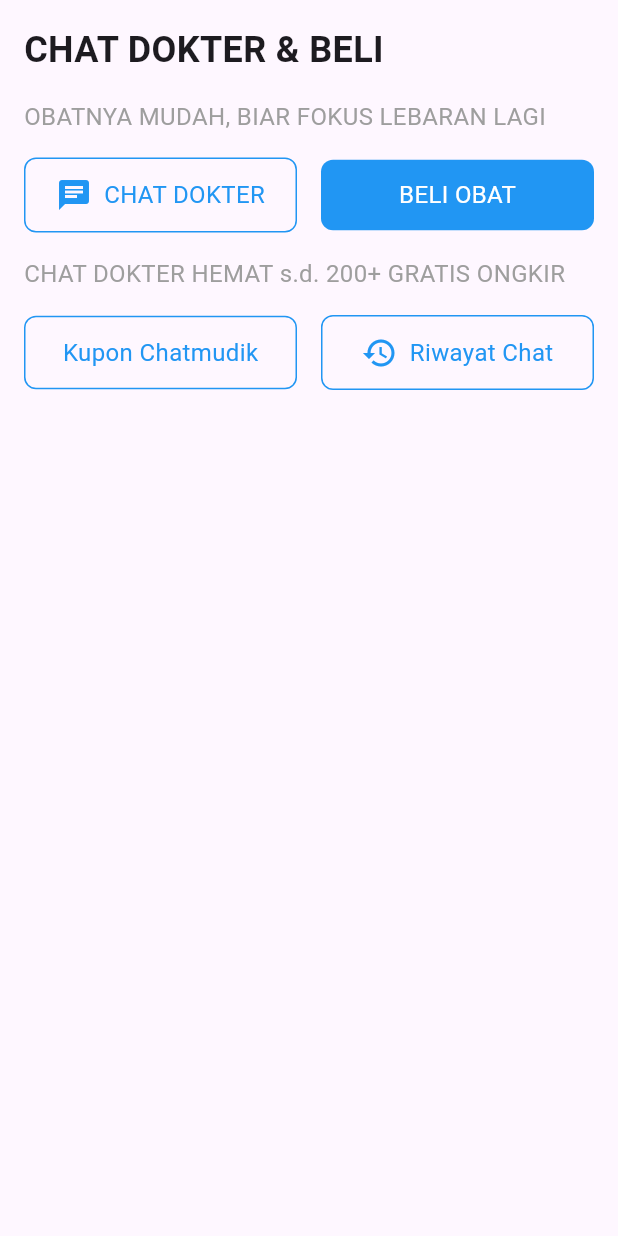
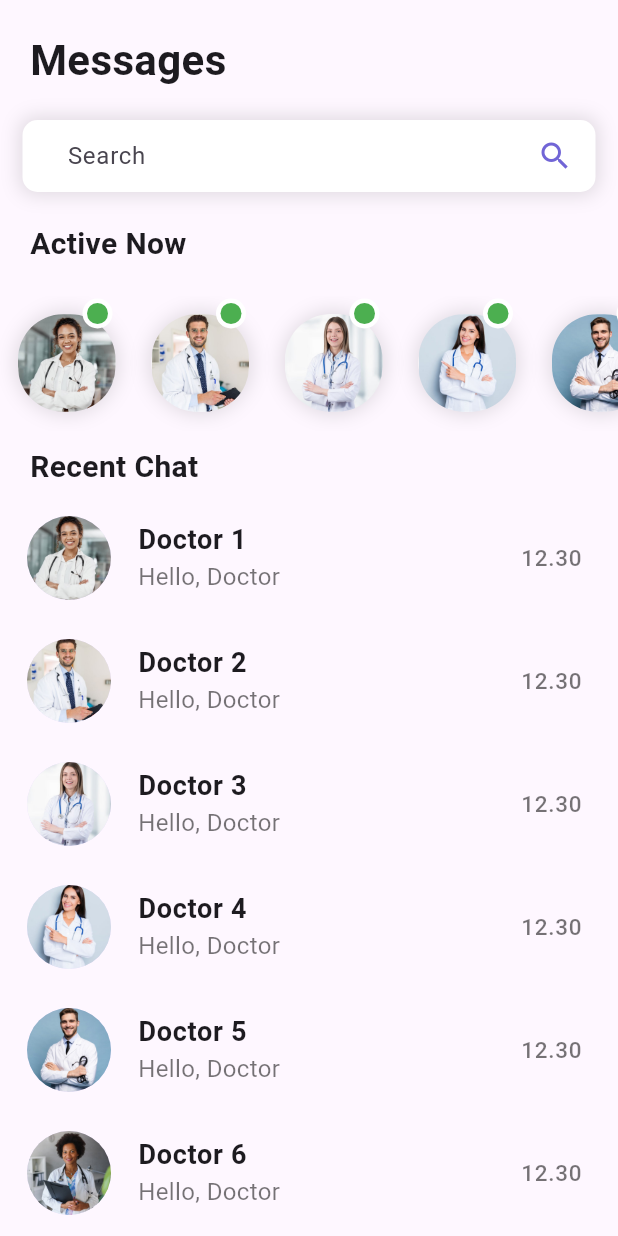
Before and after one commit to FrederickYapiter2411/Clairvoyance--Big-Project, a Flutter app: the ChatPage screen opened directly, on a phone screen of 412 x 824 dp. Run offline on Flutter 3.47's test engine with Material 3 defaults, Android fonts, the phone set to English and light mode, and no system bars; accounts and stored records are empty.

Commit message:
Memodifikasi page chat.dart dan menambahkan page detail_chat.dart pada folder screens

```diff
--- a/lib/screens/chat.dart
+++ b/lib/screens/chat.dart
@@ -1,165 +1,190 @@
 import 'package:flutter/material.dart';
+import 'package:clairvoyant_tubes/screens/detail_chat.dart';
 
 class ChatPage extends StatelessWidget {
+  List imgs = [
+    "doctor1.jpg",
+    "doctor2.jpg",
+    "doctor3.jpg",
+    "doctor4.jpg",
+    "doctor5.jpg",
+    "doctor6.jpg",
+  ];
+
   @override
   Widget build(BuildContext context) {
-    return Padding(
-      padding: const EdgeInsets.all(16.0),
+    return Scaffold(
+      body: SingleChildScrollView(
         child: Column(
           crossAxisAlignment: CrossAxisAlignment.start,
           children: [
-          const Text(
-            'CHAT DOKTER & BELI',
+            const SizedBox(
+              height: 20,
+            ),
+            const Padding(
+              padding: EdgeInsets.symmetric(horizontal: 20),
+              child: Text("Messages",
                   style: TextStyle(
-              fontSize: 24,
+                    fontSize: 28,
                     fontWeight: FontWeight.bold,
+                  )),
+            ),
+            const SizedBox(
+              height: 20,
+            ),
+            Padding(
+              padding: const EdgeInsets.symmetric(horizontal: 15),
+              child: Container(
+                padding: const EdgeInsets.symmetric(horizontal: 15),
+                decoration: BoxDecoration(
+                    color: Colors.white,
+                    borderRadius: BorderRadius.circular(10),
+                    boxShadow: [
+                      BoxShadow(
+                        color: Colors.black12,
+                        blurRadius: 10,
+                        spreadRadius: 2,
+                      )
+                    ]),
+                child: Row(
+                  mainAxisAlignment: MainAxisAlignment.spaceBetween,
+                  children: [
+                    Container(
+                      width: 300,
+                      child: Padding(
+                        padding: const EdgeInsets.symmetric(horizontal: 15),
+                        child: TextFormField(
+                          decoration: const InputDecoration(
+                            hintText: "Search",
+                            border: InputBorder.none,
                           ),
                         ),
-          const SizedBox(height: 16),
-          const Text(
-            'OBATNYA MUDAH, BIAR FOKUS LEBARAN LAGI',
-            style: TextStyle(
-              fontSize: 16,
-              color: Colors.grey,
                       ),
                     ),
-          const SizedBox(height: 16),
-          Row(
-            children: [
-              Expanded(
-                child: InkWell(
-                  onTap: () {
-                    // Add code here to navigate to the chat dokter page.
-                  },
-                  child: Container(
-                    padding: const EdgeInsets.symmetric(vertical: 12),
-                    decoration: BoxDecoration(
-                      borderRadius: BorderRadius.circular(8),
-                      border: Border.all(color: Colors.blue),
-                    ),
-                    child: const Row(
-                      mainAxisAlignment: MainAxisAlignment.center,
-                      children: [
-                        Icon(
-                          Icons.chat,
-                          size: 24,
-                          color: Colors.blue,
-                        ),
-                        SizedBox(width: 8),
-                        Text(
-                          'CHAT DOKTER',
-                          style: TextStyle(
-                            fontSize: 16,
-                            color: Colors.blue,
-                          ),
-                        ),
+                    const Icon(Icons.search, color: Color(0xFF7165D6))
                   ],
                 ),
               ),
             ),
-              ),
-              const SizedBox(width: 16),
-              Expanded(
-                child: InkWell(
-                  onTap: () {
-                    // Add code here to navigate to the beli obat page.
-                  },
-                  child: Container(
-                    padding: const EdgeInsets.symmetric(vertical: 12),
-                    decoration: BoxDecoration(
-                      borderRadius: BorderRadius.circular(8),
-                      color: Colors.blue,
-                    ),
-                    child: const Row(
-                      mainAxisAlignment: MainAxisAlignment.center,
-                      children: [
-                        Text(
-                          'BELI OBAT',
-                          style: TextStyle(
-                            fontSize: 16,
-                            color: Colors.white,
+            const SizedBox(height: 20),
+            const Padding(
+              padding: EdgeInsets.symmetric(horizontal: 20),
+              child: Text(
+                "Active Now",
+                style: TextStyle(fontSize: 20, fontWeight: FontWeight.bold),
               ),
             ),
-                      ],
+            const SizedBox(height: 20),
+            SizedBox(
+              height: 90,
+              child: ListView.builder(
+                  scrollDirection: Axis.horizontal,
+                  itemCount: 6,
+                  shrinkWrap: true,
+                  itemBuilder: (context, index) {
+                    return Container(
+                      margin: const EdgeInsets.symmetric(horizontal: 12),
+                      width: 65,
+                      height: 65,
+                      decoration: const BoxDecoration(
+                          shape: BoxShape.circle,
+                          color: Colors.white,
+                          boxShadow: [
+                            BoxShadow(
+                              color: Colors.black12,
+                              spreadRadius: 2,
+                              blurRadius: 10,
+                            )
+                          ]),
+                      child: Stack(
+                        textDirection: TextDirection.rtl,
+                        children: [
+                          Center(
+                            child: Container(
+                              height: 65,
+                              width: 65,
+                              child: ClipRRect(
+                                borderRadius: BorderRadius.circular(30),
+                                child: Image.asset(
+                                  "lib/images/${imgs[index]}",
+                                  fit: BoxFit.cover,
                                 ),
                               ),
                             ),
                           ),
+                          Container(
+                            margin: const EdgeInsets.all(2),
+                            padding: const EdgeInsets.all(3),
+                            height: 20,
+                            width: 20,
+                            decoration: const BoxDecoration(
+                              color: Colors.white,
+                              shape: BoxShape.circle,
+                            ),
+                            child: Container(
+                              decoration: const BoxDecoration(
+                                color: Colors.green,
+                                shape: BoxShape.circle,
+                              ),
+                            ),
+                          )
                         ],
                       ),
-          const SizedBox(height: 16),
-          const Text(
-            'CHAT DOKTER HEMAT s.d. 200+ GRATIS ONGKIR',
-            style: TextStyle(
-              fontSize: 16,
-              color: Colors.grey,
+                    );
+                  }),
+            ),
+            const SizedBox(height: 10),
+            const Padding(
+              padding: EdgeInsets.symmetric(horizontal: 20),
+              child: Text(
+                "Recent Chat",
+                style: TextStyle(fontSize: 20, fontWeight: FontWeight.bold),
               ),
             ),
-          const SizedBox(height: 16),
-          Row(
-            children: [
-              Expanded(
-                child: InkWell(
+            const SizedBox(height: 5),
+            ListView.builder(
+                physics: const NeverScrollableScrollPhysics(),
+                itemCount: 6,
+                shrinkWrap: true,
+                itemBuilder: (context, index) {
+                  return Padding(
+                    padding: const EdgeInsets.symmetric(vertical: 5),
+                    child: ListTile(
                       onTap: () {
-                    // Add code here to apply the chatmudik kupon.
+                        Navigator.of(context).push(MaterialPageRoute(
+                            builder: (context) => DetailChat(
+                                  gambar: "lib/images/${imgs[index]}",
+                                  name: "Doctor ${index + 1}",
+                                )));
                       },
-                  child: Container(
-                    padding: const EdgeInsets.symmetric(vertical: 12),
-                    decoration: BoxDecoration(
-                      borderRadius: BorderRadius.circular(8),
-                      border: Border.all(color: Colors.blue),
-                    ),
-                    child: const Row(
-                      mainAxisAlignment: MainAxisAlignment.center,
-                      children: [
-                        Text(
-                          'Kupon Chatmudik',
-                          style: TextStyle(
-                            fontSize: 16,
-                            color: Colors.blue,
+                      leading: CircleAvatar(
+                        radius: 30,
+                        backgroundImage: AssetImage(
+                          "lib/images/${imgs[index]}",
                         ),
                       ),
+                      title: Text(
+                        "Doctor ${index + 1}",
+                        style: const TextStyle(
+                          fontSize: 18,
+                          fontWeight: FontWeight.bold,
+                        ),
+                      ),
+                      subtitle: const Text(
+                        "Hello, Doctor",
+                        maxLines: 1,
+                        overflow: TextOverflow.ellipsis,
+                        style: TextStyle(fontSize: 16, color: Colors.black54),
+                      ),
+                      trailing: const Text(
+                        "12.30",
+                        style: TextStyle(fontSize: 15, color: Colors.black54),
+                      ),
+                    ),
+                  );
+                })
           ],
         ),
-                  ),
-                ),
-              ),
-              const SizedBox(width: 16),
-              Expanded(
-                child: InkWell(
-                  onTap: () {
-                    // Add code here to navigate to the chat dokter history page.
-                  },
-                  child: Container(
-                    padding: const EdgeInsets.symmetric(vertical: 12),
-                    decoration: BoxDecoration(
-                      borderRadius: BorderRadius.circular(8),
-                      border: Border.all(color: Colors.blue),
-                    ),
-                    child: const Row(
-                      mainAxisAlignment: MainAxisAlignment.center,
-                      children: [
-                        Icon(
-                          Icons.history,
-                          size: 24,
-                          color: Colors.blue,
-                        ),
-                        SizedBox(width: 8),
-                        Text(
-                          'Riwayat Chat',
-                          style: TextStyle(
-                            fontSize: 16,
-                            color: Colors.blue,
-                          ),
-                        ),
-                      ],
-                    ),
-                  ),
-                ),
-              ),
-            ],
-          ),
-        ],
       ),
     );
   }
```
Lines whose indentation alone changed are shown as unchanged.
